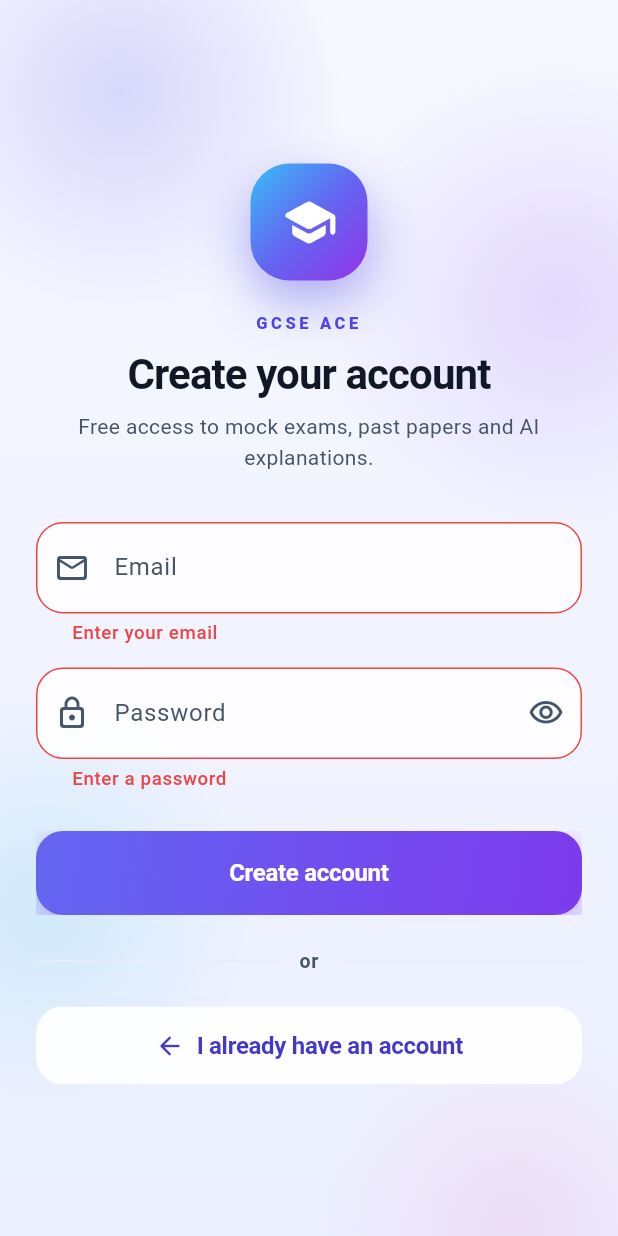
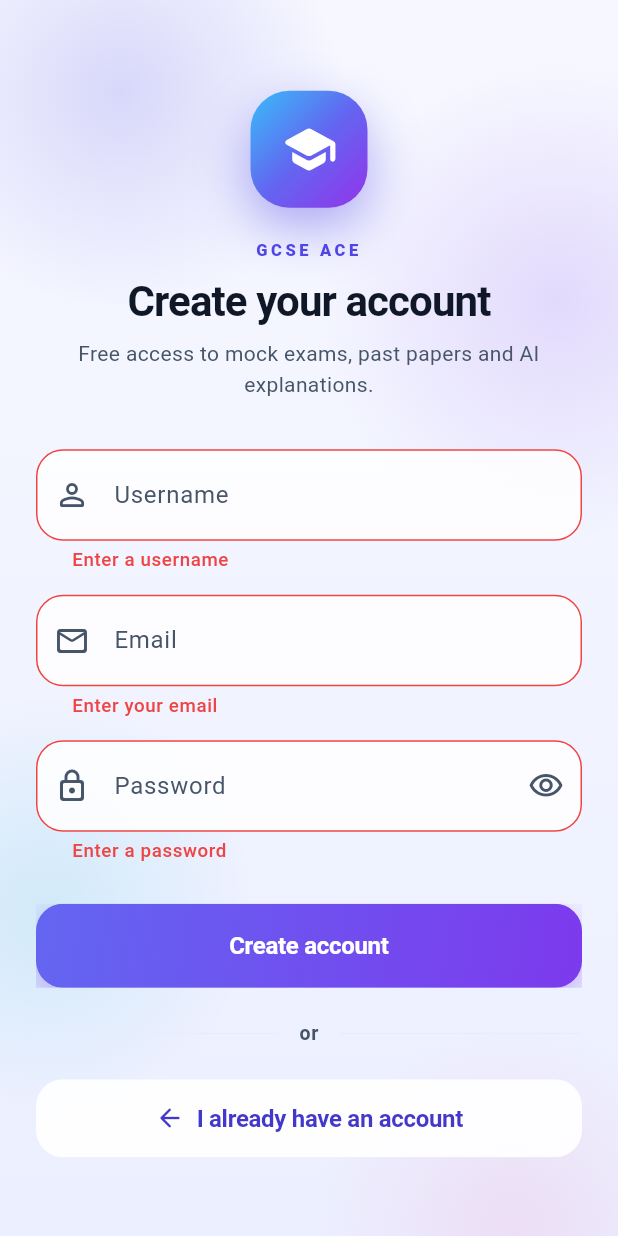
Before and after one commit to MohammedaminSa/testo-app, a Flutter app: the SignUpScreen screen opened by its route, after a tap on "Create account", on a phone screen of 412 x 824 dp. Run offline on Flutter 3.47's test engine with Material 3 defaults, Android fonts, the phone set to English and light mode, and no system bars; our stand-ins replace file_picker, flutter_riverpod, go_router, supabase_flutter; accounts and stored records are empty.

Commit message:
feat(auth): add username input field and validation to SignUpScreen

```diff
--- a/gcse_ace/lib/screens/auth/sign_up_screen.dart
+++ b/gcse_ace/lib/screens/auth/sign_up_screen.dart
@@ -14,6 +14,7 @@
 
 class _SignUpScreenState extends State<SignUpScreen> {
   final _formKey = GlobalKey<FormState>();
+  final _usernameController = TextEditingController();
   final _emailController = TextEditingController();
   final _passwordController = TextEditingController();
   bool _submitting = false;
@@ -22,6 +23,7 @@
 
   @override
   void dispose() {
+    _usernameController.dispose();
     _emailController.dispose();
     _passwordController.dispose();
     super.dispose();
@@ -39,6 +41,7 @@
       final response = await AuthService.instance.signUp(
         email: _emailController.text.trim(),
         password: _passwordController.text,
+        username: _usernameController.text.trim(),
       );
       if (!mounted) return;
       // Supabase may require email confirmation. If a session was returned the
@@ -72,6 +75,24 @@
           child: Column(
             crossAxisAlignment: CrossAxisAlignment.stretch,
             children: [
+              TextFormField(
+                controller: _usernameController,
+                keyboardType: TextInputType.text,
+                autofillHints: const [AutofillHints.username],
+                textInputAction: TextInputAction.next,
+                decoration: const InputDecoration(
+                  labelText: 'Username',
+                  hintText: 'e.g. alex24 or JohnDoe',
+                  prefixIcon: Icon(Icons.person_outline_rounded),
+                ),
+                validator: (value) {
+                  final username = value?.trim() ?? '';
+                  if (username.isEmpty) return 'Enter a username';
+                  if (username.length < 3) return 'At least 3 characters';
+                  return null;
+                },
+              ),
+              const SizedBox(height: 14),
               TextFormField(
                 controller: _emailController,
                 keyboardType: TextInputType.emailAddress,
```
